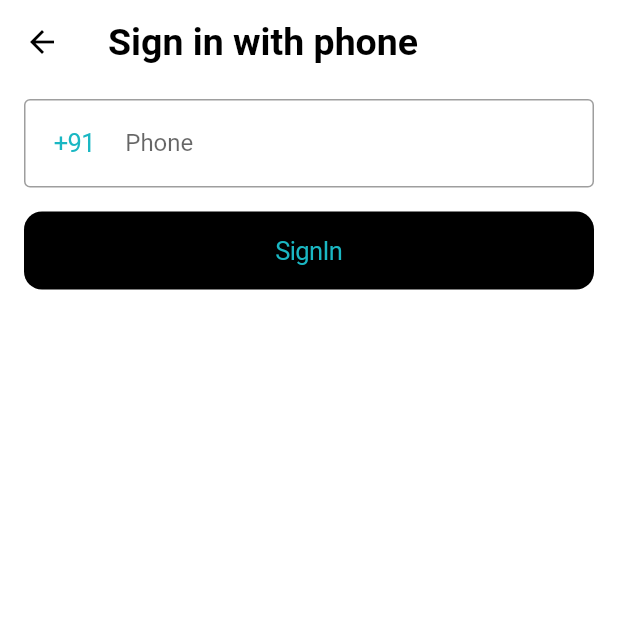
After one commit to h1manshu-sharma/chatappre, a Flutter app: the SignInWithPhone screen opened by its route, on a phone screen of 412 x 824 dp, the top half of it. The commit adds this screen. Run offline on Flutter 3.47's test engine with Material 2 defaults, Android fonts, the phone set to English and light mode, and no system bars; our stand-ins replace bloc, country_picker, email_validator, firebase_auth, firebase_core, font_awesome_flutter; accounts and stored records are empty.

```diff
--- /dev/null
+++ b/lib/presentation/screens/onboarding/signinwithphone.dart
@@ -0,0 +1,54 @@
+import 'package:chatapp/presentation/helpers/validators.dart';
+import 'package:chatapp/presentation/screens/onboarding/providers/signinwithphoneprovider.dart';
+import 'package:chatapp/presentation/widgets/gap_widget.dart';
+import 'package:chatapp/presentation/widgets/primary_button.dart';
+import 'package:chatapp/presentation/widgets/primary_textfield.dart';
+import 'package:country_picker/country_picker.dart';
+import 'package:flutter/cupertino.dart';
+import 'package:flutter/material.dart';
+import 'package:provider/provider.dart';
+
+import '../../constants/constants.dart';
+
+class SignInWithPhone extends StatefulWidget {
+  const SignInWithPhone({super.key});
+
+  @override
+  State<SignInWithPhone> createState() => _SignInWithPhoneState();
+}
+
+class _SignInWithPhoneState extends State<SignInWithPhone> {
+  @override
+  Widget build(BuildContext context) {
+    final controller = Provider.of<SignInWithPhoneProvider>(context);
+
+    return Scaffold(
+      appBar: AppBar(
+        title: Text("Sign in with phone"),
+      ),
+      body: SafeArea(
+          child: Form(
+        key: controller.formKey,
+        child: ListView(
+          padding: Insets.pagePadding,
+          children: [
+            PrimaryTextField(
+              controller: controller.phoneController,
+              enabled: !controller.isLoading,
+              label: "Phone",
+              validator: Validators.phoneValidator,
+              prefix: CupertinoButton(
+                  child: Text(controller.selectedCountry),
+                  onPressed: controller.pickCountryCode),
+            ),
+            GapWidget(),
+            PrimaryButton(
+                isLoading: controller.isLoading,
+                text: "SignIn",
+                onPressed: controller.sendOTP)
+          ],
+        ),
+      )),
+    );
+  }
+}
--- a/lib/presentation/screens/onboarding/welcome_screen.dart
+++ b/lib/presentation/screens/onboarding/welcome_screen.dart
@@ -50,7 +50,9 @@ class WelcomeScreen extends StatelessWidget {
                 GapWidget(),
                 PrimaryButton(
                     text: "Continue With Phone",
-                    onPressed: () {},
+                    onPressed: () {
+                      goTo(Routes.signinwithphone);
+                    },
                     iconData: FontAwesomeIcons.phone),
                 GapWidget(),
                 PrimaryButton(
--- a/lib/presentation/widgets/primary_textfield.dart
+++ b/lib/presentation/widgets/primary_textfield.dart
@@ -8,16 +8,19 @@ class PrimaryTextField extends StatefulWidget {
   final bool obscureText;
   final String? Function(String?)? validator;
   final bool? enabled;
+  final Widget? prefix;
+  final int? maxLength;
 
-  const PrimaryTextField({
-    super.key,
+  const PrimaryTextField(
+      {super.key,
       required this.label,
       this.controller,
       this.onChanged,
       this.obscureText = false,
       this.validator,
       this.enabled,
-  });
+      this.prefix,
+      this.maxLength});
 
   @override
   State<PrimaryTextField> createState() => _PrimaryTextFieldState();
@@ -36,12 +39,15 @@ class _PrimaryTextFieldState extends State<PrimaryTextField> {
   @override
   Widget build(BuildContext context) {
     return TextFormField(
+      maxLength: widget.maxLength,
       enabled: widget.enabled,
       validator: widget.validator,
       controller: widget.controller,
       onChanged: widget.onChanged,
       obscureText: hideText,
       decoration: InputDecoration(
+        counterText: "",
+        prefixIcon: widget.prefix,
         labelText: widget.label,
         border: OutlineInputBorder(),
         suffix: widget.obscureText == true
--- a/lib/routes.dart
+++ b/lib/routes.dart
@@ -1,15 +1,19 @@
 import 'package:chatapp/presentation/screens/onboarding/providers/signinwithemailprovider.dart';
 import 'package:chatapp/presentation/screens/onboarding/providers/signupwithemailprovider.dart';
 import 'package:chatapp/presentation/screens/onboarding/signinwithemail.dart';
+import 'package:chatapp/presentation/screens/onboarding/signinwithphone.dart';
 import 'package:chatapp/presentation/screens/onboarding/signupwithemail.dart';
 import 'package:chatapp/presentation/screens/onboarding/welcome_screen.dart';
 import 'package:flutter/cupertino.dart';
 import 'package:provider/provider.dart';
 
+import 'presentation/screens/onboarding/providers/signinwithphoneprovider.dart';
+
 class Routes {
   static const String welcome = "welcome";
   static const String signinwithemail = "signinwithemail";
   static const String signupwithemail = "signupwithemail";
+  static const String signinwithphone = "signupwithphone";
 
   static Route<dynamic>? onGenerateRoute(RouteSettings settings) {
     switch (settings.name) {
@@ -28,6 +32,12 @@ class Routes {
                   create: (context) => SignUpWithEmailProvider(),
                   child: SignUpWithEmail(),
                 ));
+      case signinwithphone:
+        return CupertinoPageRoute(
+            builder: (context) => ChangeNotifierProvider(
+                  create: (context) => SignInWithPhoneProvider(),
+                  child: SignInWithPhone(),
+                ));
 
       default:
         return null;
--- a/pubspec.yaml
+++ b/pubspec.yaml
@@ -31,6 +31,8 @@ environment:
 dependencies:
   bloc: ^8.1.0
   cloud_firestore: ^4.1.0
+  country_code: ^1.0.0
+  country_picker: ^2.0.17
   cupertino_icons: ^1.0.2
   email_validator: ^2.1.17
   firebase_auth: ^4.1.4
```
Also changed, not shown: lib/logic/services/auth_services.dart (+34 -0 lines), lib/presentation/helpers/validators.dart (+8 -0 lines), lib/presentation/screens/onboarding/providers/signinwithphoneprovider.dart (added, +60 -0 lines), lib/presentation/widgets/otp_dialog.dart (added, +80 -0 lines), pubspec.lock. Lines whose indentation alone changed are shown as unchanged.
